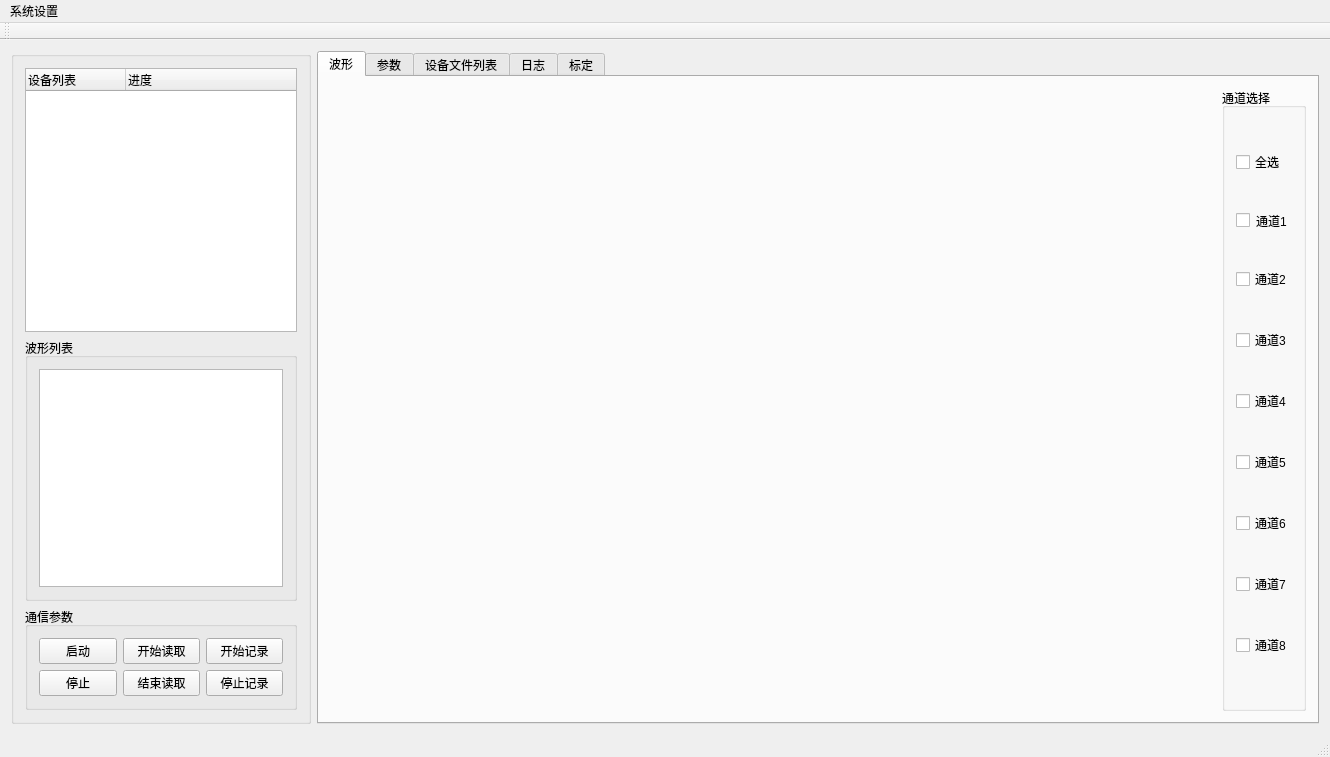
The window that mainwindow.ui (byteman/bullet) describes before a commit, drawn with Qt 5.
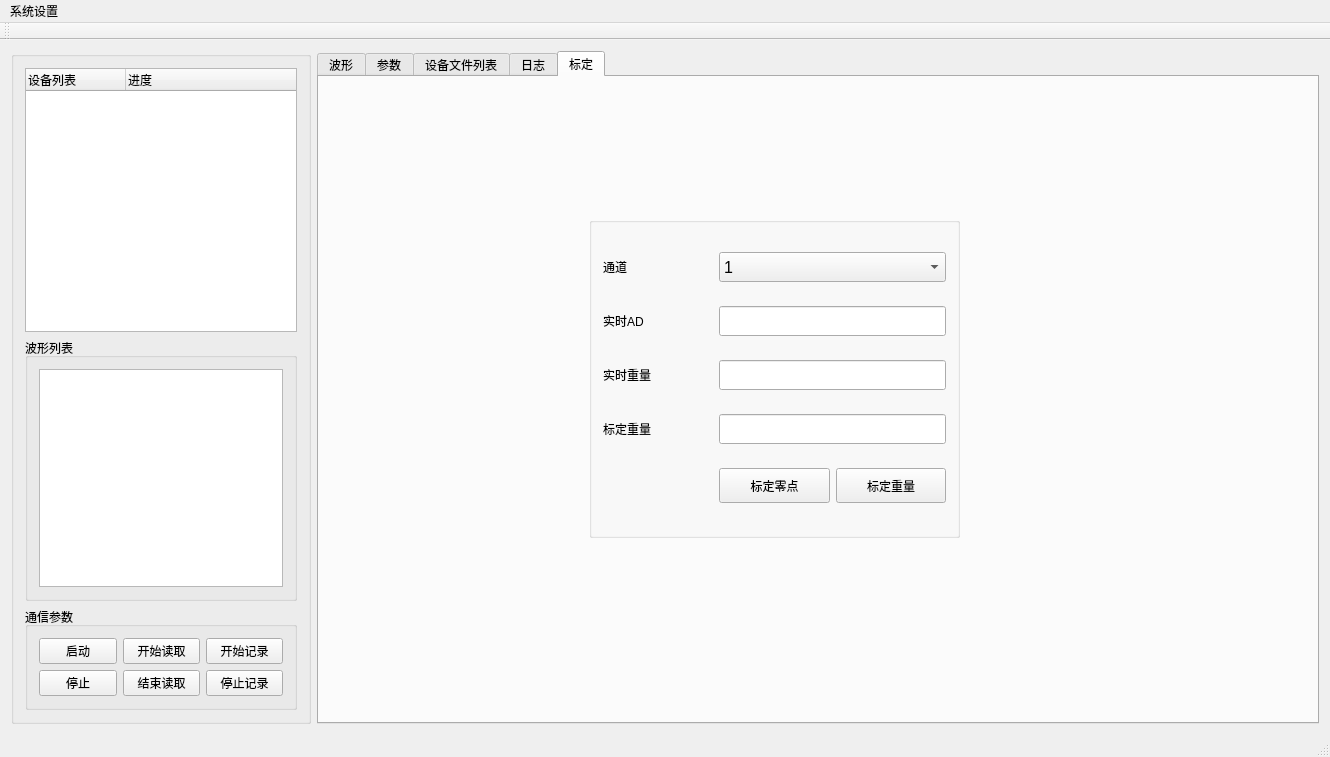
The same window after the commit. The open tabs and pages were chosen to show the change. Custom widgets are drawn as their Qt base class.

```diff
--- a/mainwindow.ui
+++ b/mainwindow.ui
@@ -782,81 +782,182 @@
         </item>
        </layout>
       </widget>
-      <widget class="QWidget" name="">
+      <widget class="QWidget" name="widget">
        <attribute name="title">
         <string>标定</string>
        </attribute>
-       <widget class="QComboBox" name="cbxChan">
+       <widget class="QGroupBox" name="groupBox_9">
         <property name="geometry">
          <rect>
-          <x>220</x>
-          <y>70</y>
-          <width>201</width>
-          <height>22</height>
+          <x>270</x>
+          <y>140</y>
+          <width>371</width>
+          <height>321</height>
          </rect>
         </property>
-       </widget>
-       <widget class="QLabel" name="label_3">
-        <property name="geometry">
-         <rect>
-          <x>160</x>
-          <y>80</y>
-          <width>54</width>
-          <height>12</height>
-         </rect>
+        <property name="title">
+         <string/>
         </property>
-        <property name="text">
-         <string>通道</string>
-        </property>
-       </widget>
-       <widget class="QPushButton" name="btnCalibZero">
-        <property name="geometry">
-         <rect>
-          <x>250</x>
-          <y>150</y>
-          <width>81</width>
-          <height>31</height>
-         </rect>
-        </property>
-        <property name="text">
-         <string>标定零点</string>
-        </property>
-       </widget>
-       <widget class="QPushButton" name="btnCalibWet">
-        <property name="geometry">
-         <rect>
-          <x>350</x>
-          <y>150</y>
-          <width>71</width>
-          <height>31</height>
-         </rect>
-        </property>
-        <property name="text">
-         <string>标定重量</string>
-        </property>
-       </widget>
-       <widget class="QLabel" name="label_4">
-        <property name="geometry">
-         <rect>
-          <x>160</x>
-          <y>120</y>
-          <width>54</width>
-          <height>12</height>
-         </rect>
-        </property>
-        <property name="text">
-         <string>标定重量</string>
-        </property>
-       </widget>
-       <widget class="QLineEdit" name="lineEdit">
-        <property name="geometry">
-         <rect>
-          <x>220</x>
-          <y>120</y>
-          <width>201</width>
-          <height>20</height>
-         </rect>
-        </property>
+        <layout class="QGridLayout" name="gridLayout_4">
+         <item row="0" column="0">
+          <widget class="QLabel" name="label_3">
+           <property name="text">
+            <string>通道</string>
+           </property>
+          </widget>
+         </item>
+         <item row="0" column="1" colspan="2">
+          <widget class="QComboBox" name="cbxChan">
+           <property name="minimumSize">
+            <size>
+             <width>0</width>
+             <height>30</height>
+            </size>
+           </property>
+           <property name="font">
+            <font>
+             <family>Arial</family>
+             <pointsize>12</pointsize>
+            </font>
+           </property>
+           <item>
+            <property name="text">
+             <string>1</string>
+            </property>
+           </item>
+           <item>
+            <property name="text">
+             <string>2</string>
+            </property>
+           </item>
+           <item>
+            <property name="text">
+             <string>3</string>
+            </property>
+           </item>
+           <item>
+            <property name="text">
+             <string>4</string>
+            </property>
+           </item>
+           <item>
+            <property name="text">
+             <string>5</string>
+            </property>
+           </item>
+           <item>
+            <property name="text">
+             <string>6</string>
+            </property>
+           </item>
+           <item>
+            <property name="text">
+             <string>7</string>
+            </property>
+           </item>
+           <item>
+            <property name="text">
+             <string>8</string>
+            </property>
+           </item>
+          </widget>
+         </item>
+         <item row="1" column="0">
+          <widget class="QLabel" name="label_5">
+           <property name="text">
+            <string>实时AD</string>
+           </property>
+          </widget>
+         </item>
+         <item row="1" column="1" colspan="2">
+          <widget class="QLineEdit" name="edtRtAd">
+           <property name="minimumSize">
+            <size>
+             <width>0</width>
+             <height>30</height>
+            </size>
+           </property>
+           <property name="font">
+            <font>
+             <family>Arial</family>
+             <pointsize>12</pointsize>
+            </font>
+           </property>
+          </widget>
+         </item>
+         <item row="2" column="0">
+          <widget class="QLabel" name="label_6">
+           <property name="text">
+            <string>实时重量</string>
+           </property>
+          </widget>
+         </item>
+         <item row="2" column="1" colspan="2">
+          <widget class="QLineEdit" name="edtrtWgt">
+           <property name="minimumSize">
+            <size>
+             <width>0</width>
+             <height>30</height>
+            </size>
+           </property>
+           <property name="font">
+            <font>
+             <family>Arial</family>
+             <pointsize>12</pointsize>
+            </font>
+           </property>
+          </widget>
+         </item>
+         <item row="3" column="0">
+          <widget class="QLabel" name="label_4">
+           <property name="text">
+            <string>标定重量</string>
+           </property>
+          </widget>
+         </item>
+         <item row="3" column="1" colspan="2">
+          <widget class="QLineEdit" name="edtCalibWet">
+           <property name="minimumSize">
+            <size>
+             <width>0</width>
+             <height>30</height>
+            </size>
+           </property>
+           <property name="font">
+            <font>
+             <family>Arial</family>
+             <pointsize>12</pointsize>
+            </font>
+           </property>
+          </widget>
+         </item>
+         <item row="4" column="1">
+          <widget class="QPushButton" name="btnCalibZero">
+           <property name="minimumSize">
+            <size>
+             <width>0</width>
+             <height>35</height>
+            </size>
+           </property>
+           <property name="text">
+            <string>标定零点</string>
+           </property>
+          </widget>
+         </item>
+         <item row="4" column="2">
+          <widget class="QPushButton" name="btnCalibWet">
+           <property name="minimumSize">
+            <size>
+             <width>0</width>
+             <height>35</height>
+            </size>
+           </property>
+           <property name="text">
+            <string>标定重量</string>
+           </property>
+          </widget>
+         </item>
+        </layout>
        </widget>
       </widget>
      </widget>
```
Left out of the diff: 7 changed lines with no effect on the pictures.
